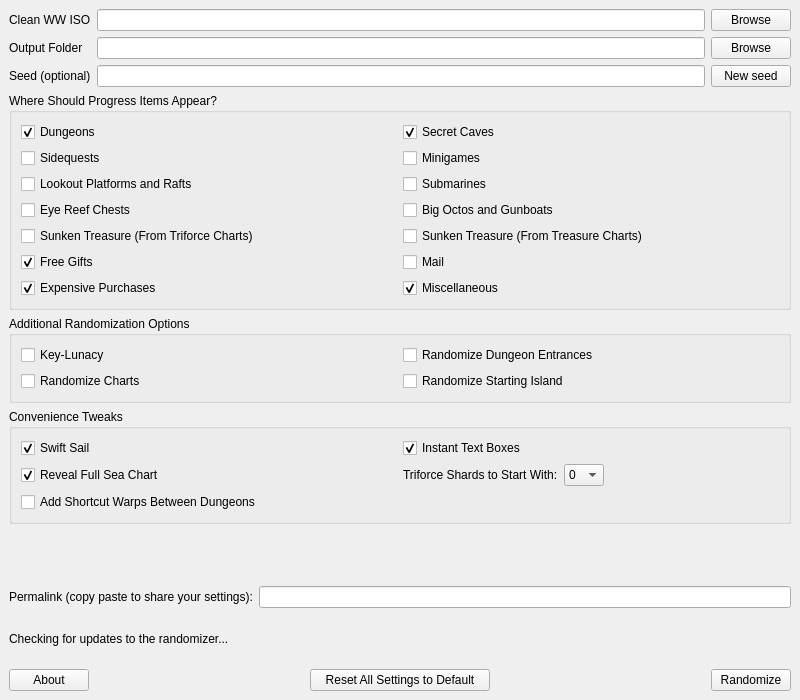
Above: ui/randomizer_window.ui from LagoLunatic/wwrando before the change. Below: the same form after it.
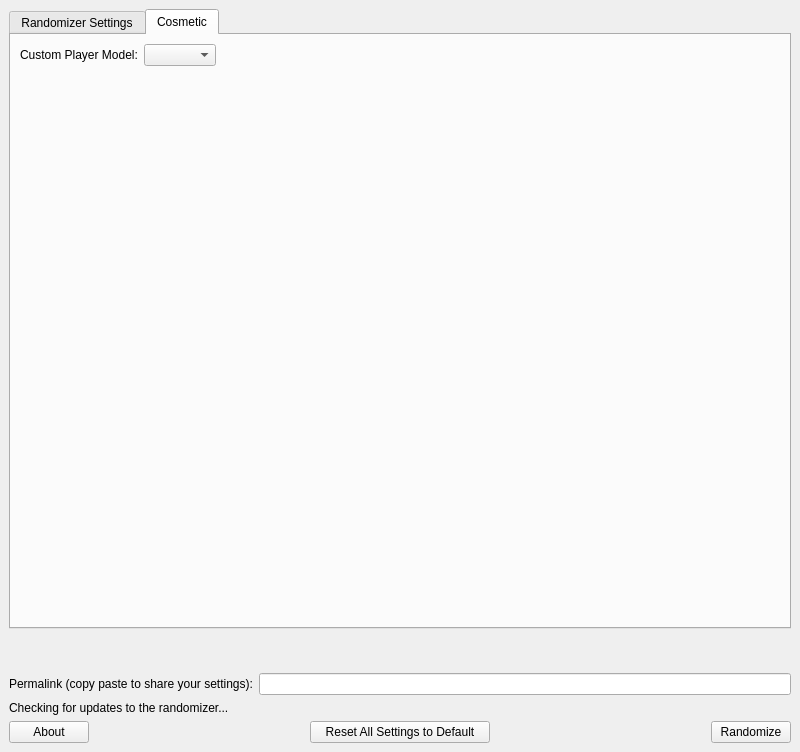
That is the form after the change. The open tabs and pages were chosen to show the change.

Commit message: Add support for loading custom player models

```diff
--- a/ui/randomizer_window.ui
+++ b/ui/randomizer_window.ui
@@ -7,7 +7,7 @@
     <x>0</x>
     <y>0</y>
     <width>800</width>
-    <height>700</height>
+    <height>752</height>
    </rect>
   </property>
   <property name="windowTitle">
@@ -16,6 +16,16 @@
   <widget class="QWidget" name="centralwidget">
    <layout class="QVBoxLayout" name="verticalLayout">
     <item>
+     <widget class="QTabWidget" name="tabWidget">
+      <property name="currentIndex">
+       <number>0</number>
+      </property>
+      <widget class="QWidget" name="tab">
+       <attribute name="title">
+        <string>Randomizer Settings</string>
+       </attribute>
+       <layout class="QVBoxLayout" name="verticalLayout_2">
+        <item>
      <layout class="QGridLayout" name="gridLayout">
       <item row="2" column="1">
        <widget class="QLineEdit" name="seed"/>
@@ -343,14 +353,58 @@
          </item>
         </layout>
        </item>
-       <item row="2" column="0">
-        <widget class="QCheckBox" name="add_shortcut_warps_between_dungeons">
+          </layout>
+         </widget>
+        </item>
+       </layout>
+      </widget>
+      <widget class="QWidget" name="tab_2">
+       <attribute name="title">
+        <string>Cosmetic</string>
+       </attribute>
+       <layout class="QVBoxLayout" name="verticalLayout_3">
+        <item>
+         <layout class="QHBoxLayout" name="horizontalLayout_3">
+          <item>
+           <widget class="QLabel" name="label_for_custom_player_model">
          <property name="text">
-          <string>Add Shortcut Warps Between Dungeons</string>
+             <string>Custom Player Model:</string>
          </property>
         </widget>
        </item>
-      </layout>
+          <item>
+           <widget class="QComboBox" name="custom_player_model"/>
+          </item>
+          <item>
+           <spacer name="horizontalSpacer_3">
+            <property name="orientation">
+             <enum>Qt::Horizontal</enum>
+            </property>
+            <property name="sizeHint" stdset="0">
+             <size>
+              <width>40</width>
+              <height>20</height>
+             </size>
+            </property>
+           </spacer>
+          </item>
+         </layout>
+        </item>
+        <item>
+         <spacer name="verticalSpacer">
+          <property name="orientation">
+           <enum>Qt::Vertical</enum>
+          </property>
+          <property name="sizeHint" stdset="0">
+           <size>
+            <width>20</width>
+            <height>40</height>
+           </size>
+          </property>
+         </spacer>
+        </item>
+       </layout>
+      </widget>
      </widget>
     </item>
     <item>
```
Left out of the diff: 21 changed lines with no effect on the pictures. Lines whose indentation alone changed are shown as unchanged. The commit also changes 6 other files.
